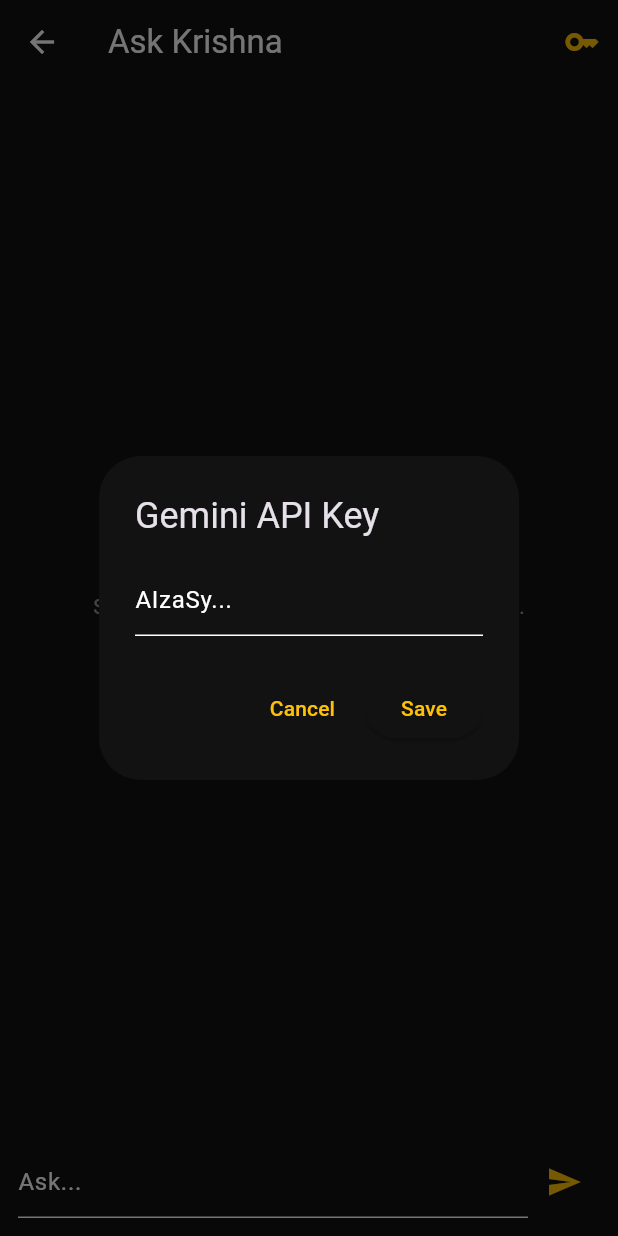
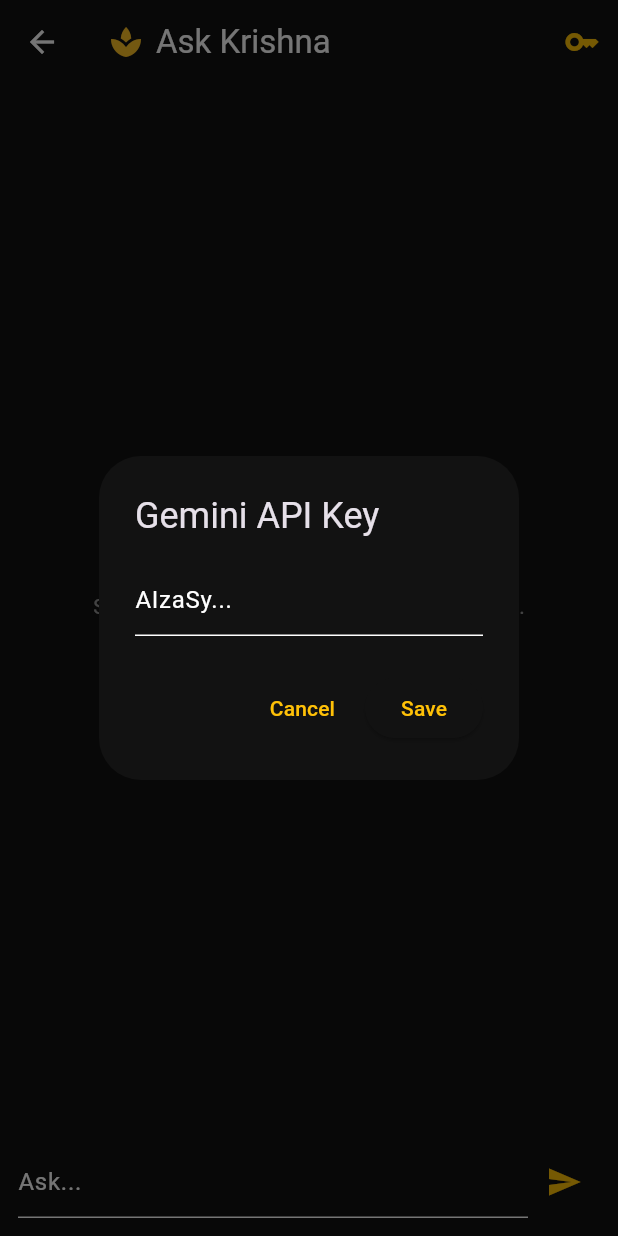
Before and after one commit to galacticlens9-cyber/Krishna-speaks, a Flutter app: the AskKrishnaChatScreen screen opened directly with empty values, after a tap on the "key" icon, on a phone screen of 412 x 824 dp. Run offline on Flutter 3.47's test engine with Material 3 defaults, Android fonts, the phone set to English and light mode, and no system bars; our stand-ins replace shared_preferences; missing offline and left inert: dart:html, dart:js_util; accounts and stored records are empty.

Commit message:
Add divine header emblem and finalize working chat UI

```diff
--- a/lib/main.dart
+++ b/lib/main.dart
@@ -328,7 +328,14 @@
   @override
   Widget build(BuildContext context) => Scaffold(
     appBar: AppBar(
-      title: Text(AppLocales.get("ask_krishna", widget.langCode)),
+      title: Row(
+          mainAxisSize: MainAxisSize.min,
+          children: [
+            const Icon(Icons.spa, color: Color(0xFFFBBF24), size: 24),
+            const SizedBox(width: 8),
+            Text(AppLocales.get("ask_krishna", widget.langCode)),
+          ],
+        ),
       actions: [IconButton(icon: const Icon(Icons.key, color: Colors.amber), onPressed: _askKey)],
     ),
     body: Column(
```
